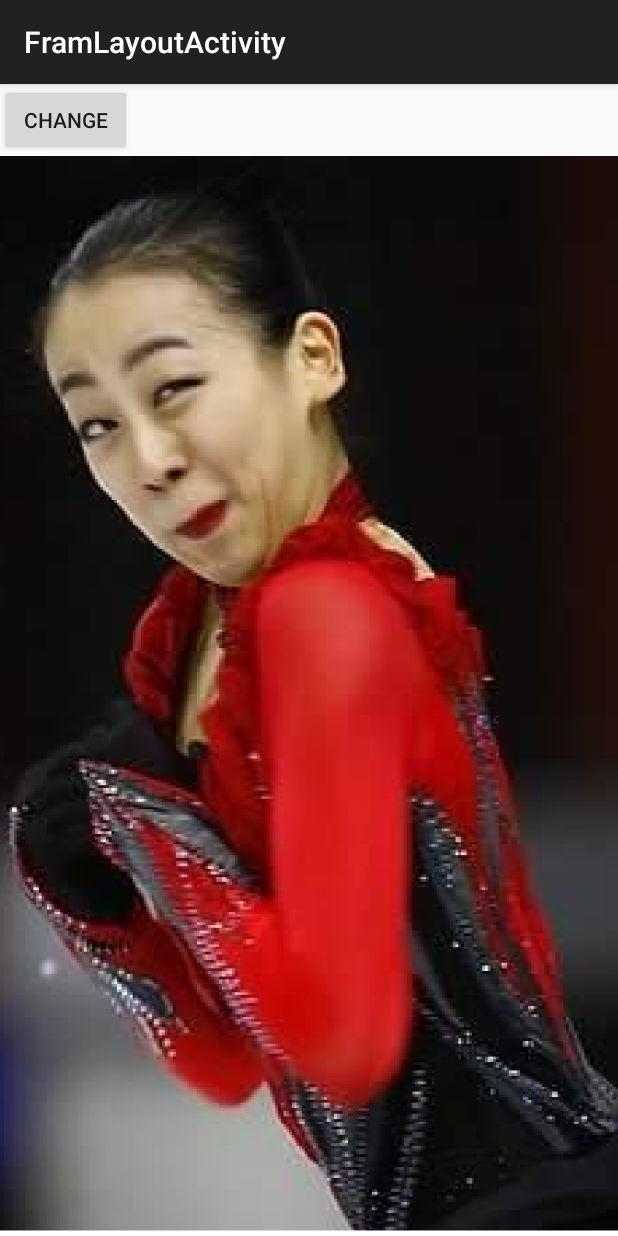
After one commit to lkb0398/Android_Exam, an Android app: the FramLayoutActivity screen opened directly, with no data from a screen before it, on a phone screen of 412 x 824 dp. The commit adds this screen. Run offline under Robolectric (Android 15) with nearby library versions, the phone set to English and light mode, and no system bars.

Commit message:
change버튼 추가

```diff
--- a/app/src/main/AndroidManifest.xml
+++ b/app/src/main/AndroidManifest.xml
@@ -16,6 +16,9 @@
                 <category android:name="android.intent.category.LAUNCHER" />
             </intent-filter>
         </activity>
+        <activity
+            android:name=".FramLayoutActivity"
+            android:label="@string/title_activity_fram_layout"></activity>
     </application>
 
 </manifest>
--- /dev/null
+++ b/app/src/main/java/com/lkb0398nate/androidexam/FramLayoutActivity.java
@@ -0,0 +1,50 @@
+
+package com.lkb0398nate.androidexam;
+
+import android.os.Bundle;
+import android.support.v7.app.AppCompatActivity;
+import android.view.View;
+import android.widget.Button;
+import android.widget.ImageView;
+
+public class FramLayoutActivity extends AppCompatActivity {
+
+    private Button mChangeBtn;
+    private ImageView mImageView1;
+    private ImageView mImageView2;
+
+    @Override
+    protected void onCreate(Bundle savedInstanceState) {
+        super.onCreate(savedInstanceState);
+        setContentView(R.layout.activity_fram_layout);
+
+        mChangeBtn = (Button) findViewById(R.id.change_btn);
+        mImageView1 = (ImageView) findViewById(R.id.mao_view);
+        mImageView2 = (ImageView) findViewById(R.id.mic_view);
+
+        mChangeBtn.setOnClickListener(new View.OnClickListener() {
+            @Override
+            public void onClick(View v) {
+                changImage();
+            }
+        });
+
+    }
+
+    public void changImage() {
+
+        if (mImageView1.getVisibility() == View.VISIBLE) {
+
+            mImageView1.setVisibility(View.INVISIBLE);
+
+            mImageView2.setVisibility(View.VISIBLE);
+
+        } else if (mImageView2.getVisibility() == View.VISIBLE) {
+
+            mImageView2.setVisibility(View.INVISIBLE);
+
+            mImageView1.setVisibility(View.VISIBLE);
+        }
+
+    }
+}
--- a/app/src/main/java/com/lkb0398nate/androidexam/MainActivity.java
+++ b/app/src/main/java/com/lkb0398nate/androidexam/MainActivity.java
@@ -53,6 +53,8 @@ public class MainActivity extends ListActivity {
 
         // 메뉴 추가 부분
 //        addItem(myData, "TransitionDrawable", TransitionDrawableExamActivity.class);
+        addItem(myData, "FramLayout", FramLayoutActivity.class);
+
         // ----- 메뉴 추가 여기까지
 
         // 이름 순 정렬
--- /dev/null
+++ b/app/src/main/res/layout/activity_fram_layout.xml
@@ -0,0 +1,34 @@
+<LinearLayout xmlns:android="http://schemas.android.com/apk/res/android"
+    xmlns:tools="http://schemas.android.com/tools"
+    android:layout_width="match_parent"
+    android:layout_height="match_parent"
+    tools:context=".MainActivity"
+    android:orientation="vertical">
+
+    <Button
+        android:id="@+id/change_btn"
+        android:layout_width="wrap_content"
+        android:layout_height="wrap_content"
+        android:text="change" />
+
+    <FrameLayout
+        android:layout_width="match_parent"
+        android:layout_height="match_parent">
+
+        <ImageView
+            android:id="@+id/mao_view"
+            android:layout_width="match_parent"
+            android:layout_height="match_parent"
+            android:src="@drawable/mao"
+            android:scaleType="centerCrop" />
+
+        <ImageView
+            android:visibility="invisible"
+            android:id="@+id/mic_view"
+            android:layout_width="match_parent"
+            android:layout_height="match_parent"
+            android:src="@drawable/mic"
+            android:scaleType="centerCrop" />
+    </FrameLayout>
+
+</LinearLayout>
--- a/app/src/main/res/values/strings.xml
+++ b/app/src/main/res/values/strings.xml
@@ -3,4 +3,5 @@
 
     <string name="hello_world">Hello world!</string>
     <string name="action_settings">Settings</string>
+    <string name="title_activity_fram_layout">FramLayoutActivity</string>
 </resources>
```
Also changed, not shown: app/src/main/res/layout/activity_main.xml (deleted, +0 -11 lines), app/src/main/res/menu/menu_fram_layout.xml (added, +10 -0 lines), app/src/main/res/drawable-hdpi/mao.jpg (added), app/src/main/res/drawable-hdpi/mic.jpg (added), app/src/main/res/drawable-hdpi/monkey.jpg (added), app/src/main/res/drawable-hdpi/taste.jpg (added).
